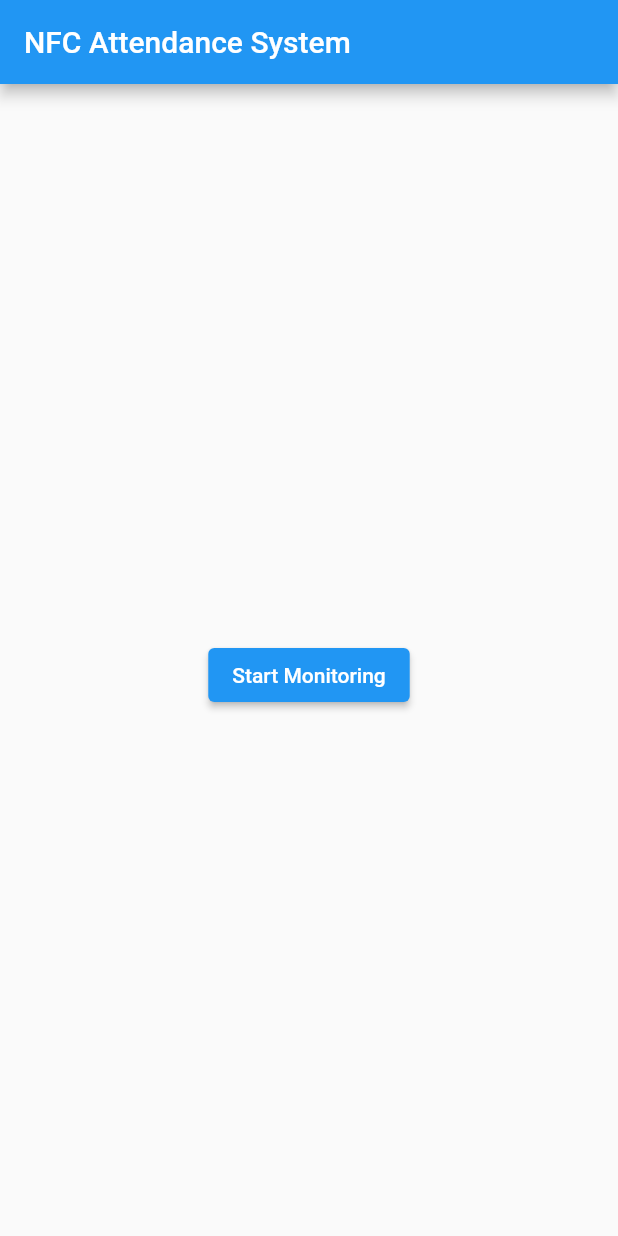
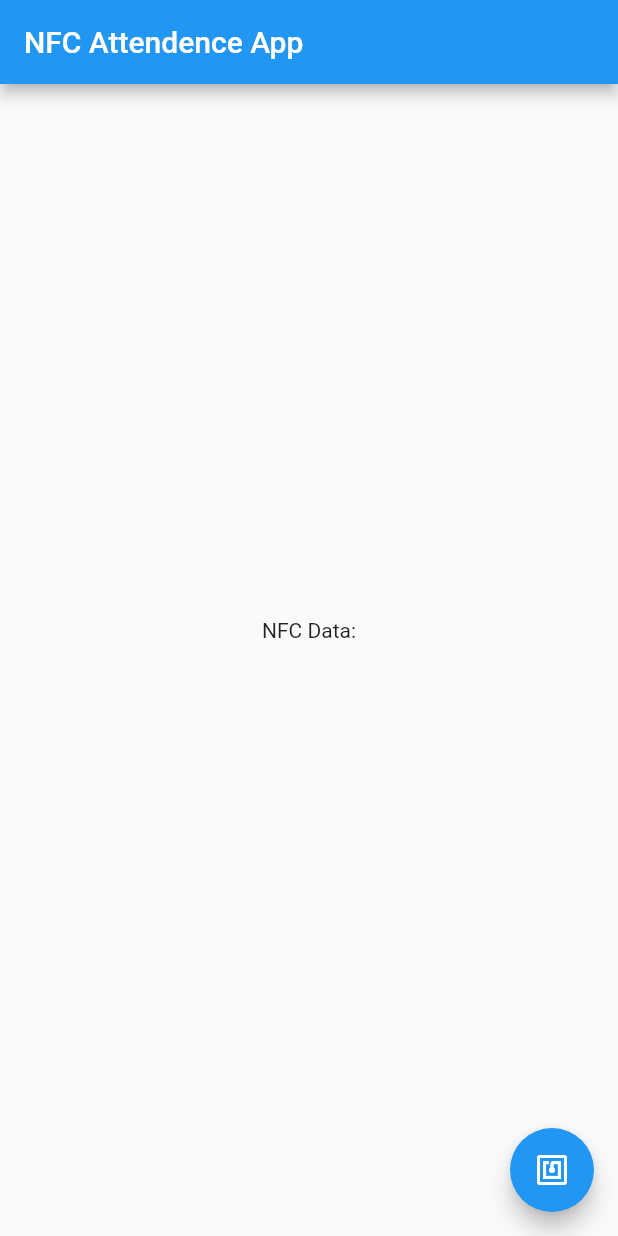
Before and after one commit to micvitc/NFC-Attendance-System, a Flutter app: the screen it shows after launch, on a phone screen of 412 x 824 dp. Run offline on Flutter 3.47's test engine with Material 2 defaults, Android fonts, the light colour scheme and no system bars; missing offline and left inert: nfc_manager.

Commit message:
NFC Scanner

```diff
--- a/nfc_app/lib/main.dart
+++ b/nfc_app/lib/main.dart
@@ -1,16 +1,64 @@
 import 'package:flutter/material.dart';
-import 'package:nfc_app/views/home.dart';
+import 'package:nfc_manager/nfc_manager.dart';
 
-void main() {
-  runApp(MyApp());
-}
+void main() => runApp(MyApp());
 
 class MyApp extends StatelessWidget {
   @override
   Widget build(BuildContext context) {
     return MaterialApp(
-      title: 'NFC Attendance System',
-      home: Home(),
+      title: 'NFC Attendence',
+      home: MyHomePage(title: 'NFC Attendence App'),
     );
   }
 }
+
+class MyHomePage extends StatefulWidget {
+  MyHomePage({Key? key, required this.title}) : super(key: key);
+
+  final String title;
+
+  @override
+  _MyHomePageState createState() => _MyHomePageState();
+}
+
+class _MyHomePageState extends State<MyHomePage> {
+  String _nfcData = '';
+
+  void _scanNFC() async {
+    NfcManager.instance.startSession(onDiscovered: (NfcTag tag) async {
+      setState(() {
+        _nfcData = tag.data.toString();
+      });
+      NfcManager.instance.stopSession();
+    });
+  }
+
+  @override
+  Widget build(BuildContext context) {
+    return Scaffold(
+      appBar: AppBar(
+        title: Text(widget.title),
+      ),
+      body: Center(
+        child: Column(
+          mainAxisAlignment: MainAxisAlignment.center,
+          children: <Widget>[
+            Text(
+              'NFC Data:',
+            ),
+            Text(
+              '$_nfcData',
+              style: Theme.of(context).textTheme.headline4,
+            ),
+          ],
+        ),
+      ),
+      floatingActionButton: FloatingActionButton(
+        onPressed: _scanNFC,
+        tooltip: 'Scan NFC',
+        child: Icon(Icons.nfc),
+      ),
+    );
+  }
+}
```
